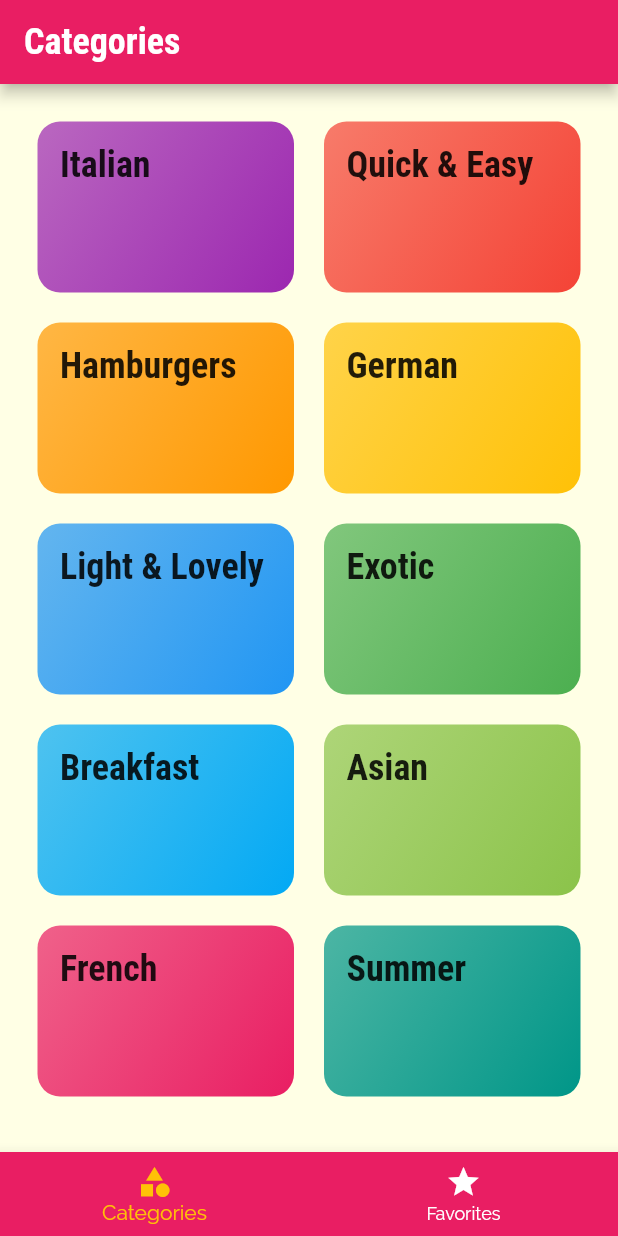
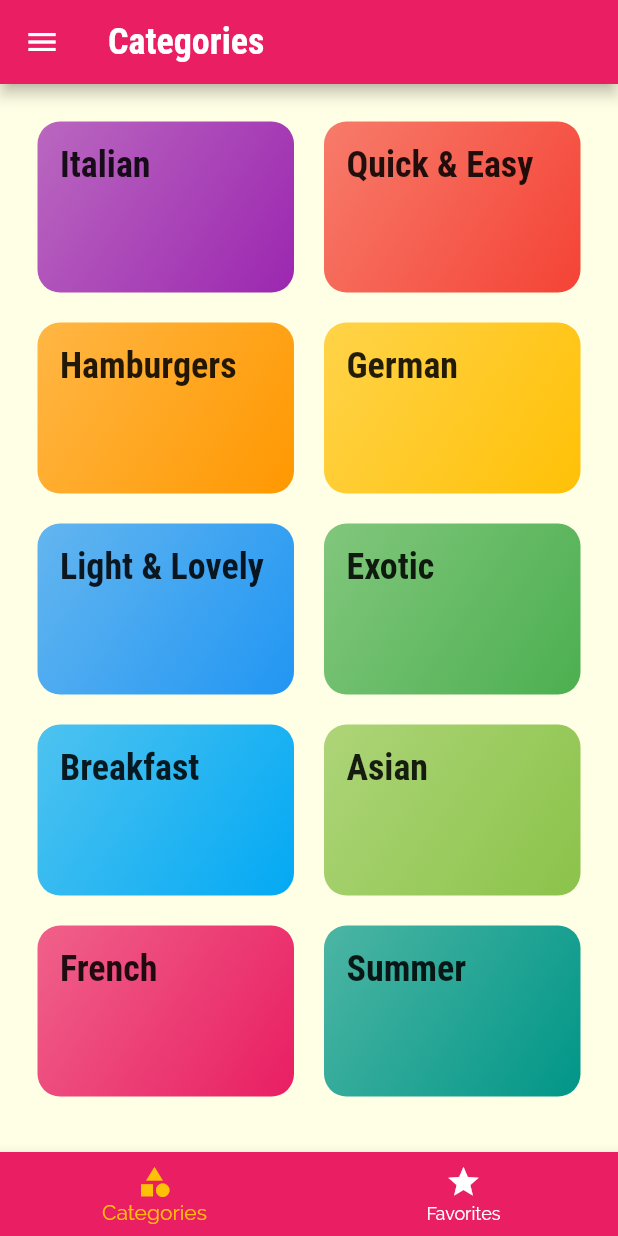
Before and after one commit to guzmanem/flutter__meals_app, a Flutter app: the screen it shows after launch, on a phone screen of 412 x 824 dp. Run offline on Flutter 3.47's test engine with Material 2 defaults, Android fonts, the phone set to English and light mode, and no system bars.

```diff
--- a/lib/screens/tabs_screen.dart
+++ b/lib/screens/tabs_screen.dart
@@ -1,5 +1,6 @@
 import 'package:flutter/material.dart';
 
+import '../widgets/main_drawer.dart';
 import './favorite_screen.dart';
 import './categories_screen.dart';
 
@@ -34,6 +35,7 @@ class _TabsScreenState extends State<TabsScreen> {
         title: Text(_pages[_selectedPageIndex]['title']),
       ),
       body: _pages[_selectedPageIndex]['page'],
+      drawer: MainDrawer(),
       bottomNavigationBar: BottomNavigationBar(
         onTap: _selectPage,
         backgroundColor: Theme.of(context).primaryColor,
```
